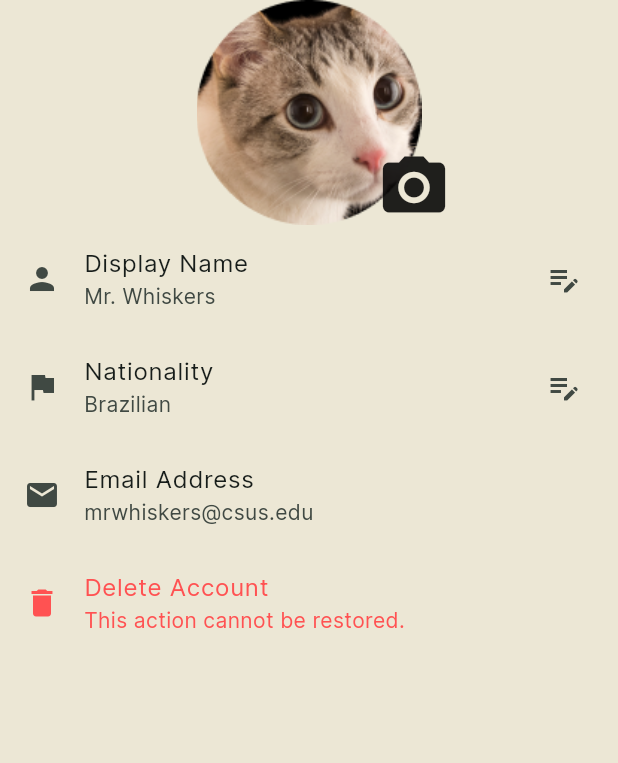
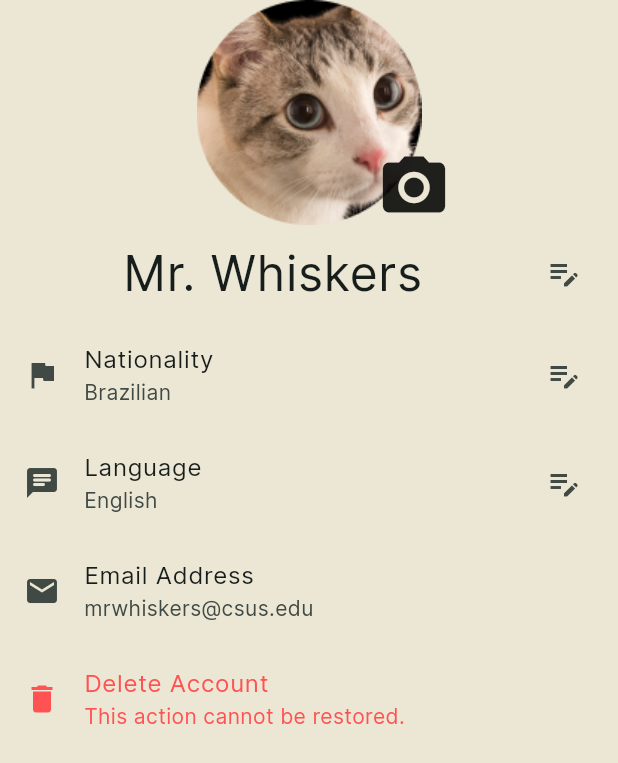
Before and after one commit to Name-ISS-for-the-lowest/mainproject, a Flutter app: the ProfilePage screen opened directly, on a phone screen of 412 x 824 dp. Shown: the top 763 px of the screen. Run offline on Flutter 3.47's test engine with Material 2 defaults, Android fonts, the phone set to English and light mode, and no system bars; our stand-ins replace cookie_jar, dio, dio_cookie_manager, flutter_hooks, flutter_svg, html_unescape; missing offline and left inert: memoized.

Commit message:
formatting

```diff
--- a/frontend/lib/views/ProfilePage.dart
+++ b/frontend/lib/views/ProfilePage.dart
@@ -14,8 +14,8 @@ class _ProfilePageState extends State<ProfilePage> {
     String profilePicture = "assets/pfp-mrwhiskers.png";
     String displayName = "Mr. Whiskers";
     String nationality = "Brazilian";
+    String language = "English";
     String emailAddress = "mrwhiskers@csus.edu";
-
 
     return Scaffold(
       backgroundColor: Color(0xffece7d5),
@@ -25,7 +25,6 @@ class _ProfilePageState extends State<ProfilePage> {
         children: [
 
           Stack(
-
 
             children: <Widget>[
 
@@ -40,8 +39,6 @@ class _ProfilePageState extends State<ProfilePage> {
                 ),
               ),
 
-
-
               Positioned.fill(
                 left: 140,
                 child: Align(
@@ -50,36 +47,26 @@ class _ProfilePageState extends State<ProfilePage> {
                     Icons.camera_alt,
                     size: 50,
                     )
-
                 ),
                 ),
             ],
           ),
 
-
-          // Container(
-          //   child: Image.asset(
-          //     profilePicture,
-          //     height: 150,
-          //     width: 150,
-          //     //trailing: Icon(Icons.camera_alt),
-          //   ),
-
-          // ),
-
-
-
           //USERNAME
           Container(
             child: ListTile(
-              leading: Icon(Icons.person),
-              title: Text('Display Name'),
-              subtitle: Text(displayName),
-              trailing: Icon(Icons.edit_note),
+              //leading: Icon(Icons.person),
+              title: Text(
+                displayName,
+                textAlign: TextAlign.center,
+                textScaleFactor: 2,
+                ),
+              trailing: Icon(
+                Icons.edit_note,
+
+                ),
             ),
           ),
-
-
 
           //NATIONALITY
           Container(
@@ -91,7 +78,17 @@ class _ProfilePageState extends State<ProfilePage> {
             ),
           ),
 
+          //Language
+          Container(
+            child: ListTile(
+              leading: Icon(Icons.chat_rounded),
+              title: Text('Language'),
+              subtitle: Text(language),
+              trailing: Icon(Icons.edit_note),
+            ),
+          ),
 
+          //EMAIL ADDRESS
           Container(
             child: ListTile(
               leading: Icon(Icons.mail),
@@ -100,6 +97,7 @@ class _ProfilePageState extends State<ProfilePage> {
             ),
           ),
 
+          //DELETE ACCOUNT
           Container(
             child: ListTile(
               leading: Icon(Icons.delete),
@@ -110,8 +108,6 @@ class _ProfilePageState extends State<ProfilePage> {
             ),
           ),
 
-
-
         ],
       )
 
```
